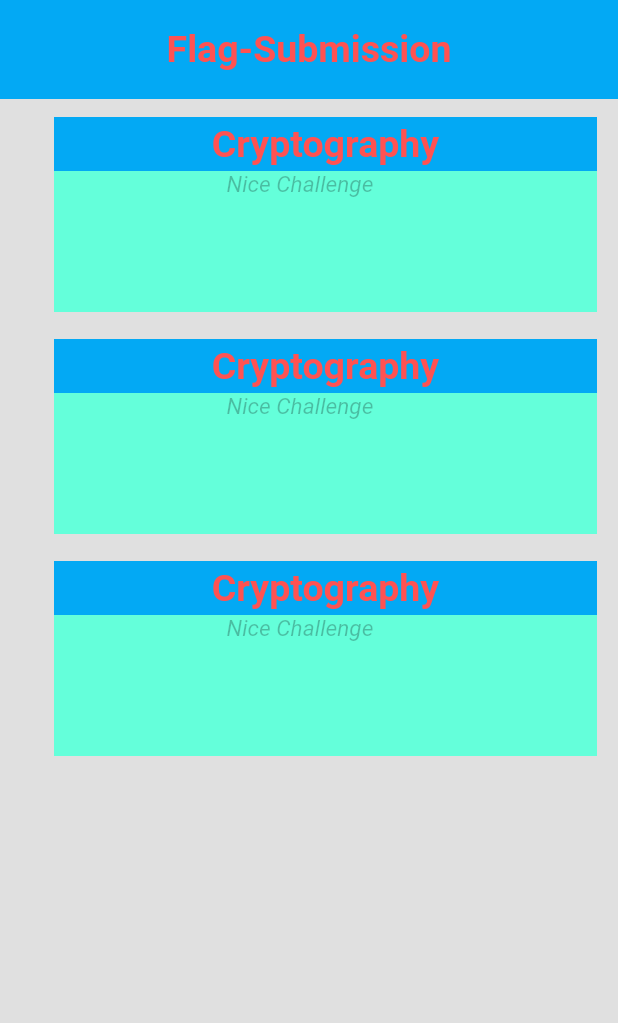
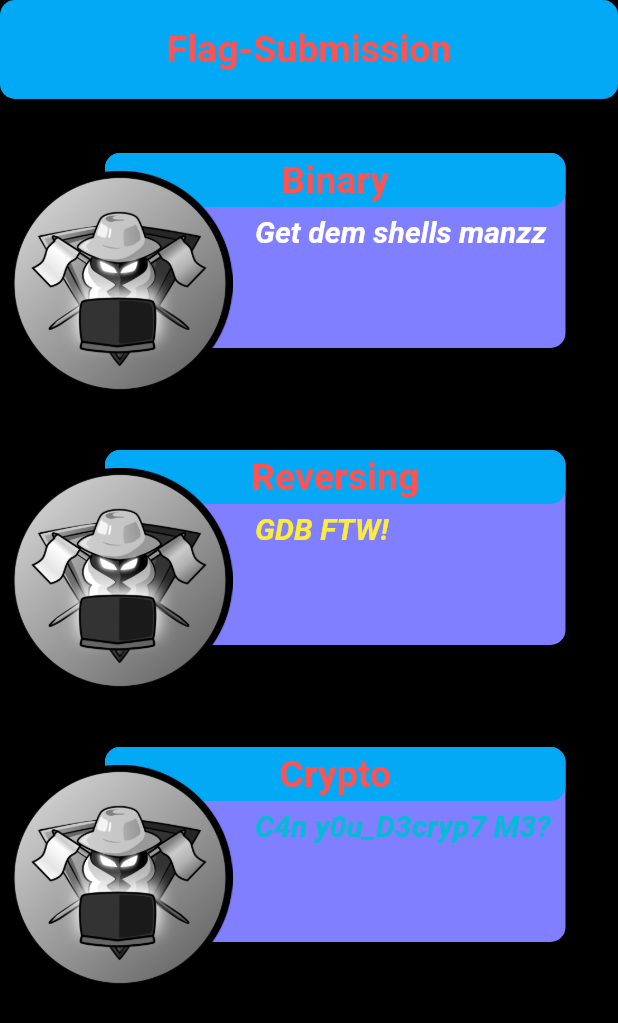
Before and after one commit to cExplr/Flutter_Apps, a Flutter app: the screen it shows after launch, on a phone screen of 412 x 824 dp. Shown: the top 1023 px of the screen. Run offline on Flutter 3.47's test engine with Material 2 defaults, Android fonts, the phone set to English and light mode, and no system bars.

Commit message:
Added categories card , thumbnailavatar and decription Not in list view yet though

```diff
--- /dev/null
+++ b/ctf_submit/lib/UI/ChallengeAvartar.dart
@@ -0,0 +1,25 @@
+import 'package:flutter/material.dart';
+
+class ChallengeAvatar extends StatelessWidget{
+  @override
+  Widget build(BuildContext context) {
+    // TODO: implement build
+
+    return new Container(
+
+      decoration: new BoxDecoration(
+
+          borderRadius: new BorderRadius.circular(10.0),
+
+      ),
+      margin: new EdgeInsets.only(top:48.0, left: 5.0),
+      child:
+        new Image(image: new AssetImage("images/offseclogo.png"),
+          width: 150.0,
+          height: 150.0,),
+
+
+    );
+  }
+
+}
--- a/ctf_submit/lib/UI/ChallengeBody.dart
+++ b/ctf_submit/lib/UI/ChallengeBody.dart
@@ -1,5 +1,7 @@
 import 'package:flutter/material.dart';
 import 'customBar.dart';
+import 'ChallengeAvartar.dart';
+
 class ChallengeBody extends StatelessWidget{
   @override
   Widget build(BuildContext context) {
@@ -7,7 +9,25 @@ class ChallengeBody extends StatelessWidget{
 
     return new Column(
      children: <Widget>[
-       new ChallengeRow(),new ChallengeRow(),new ChallengeRow(),
+       new ChallengeCard(
+           "Binary",
+           "Get dem shells manzz",
+           Colors.white
+       ),
+
+       new ChallengeCard(
+           "Reversing",
+           "GDB FTW!",
+           Colors.yellow
+       ),
+
+       new ChallengeCard(
+           "Crypto",
+           "C4n y0u_D3cryp7 M3?",
+           Colors.cyan
+       ),
+
+
      ],
     );
   }
@@ -15,35 +35,83 @@ class ChallengeBody extends StatelessWidget{
 }
 
 
-class ChallengeRow extends StatelessWidget{
+class ChallengeCard extends StatelessWidget{
+
+    /*
+    * Accepts arguments
+    *
+    * Card Title : String
+    *
+    * Challenge Description : String
+    *
+    * color : Color
+    *
+    */
+
+  final String title;
+  final String description;
+  final Color color;
+  ChallengeCard(this.title, this.description, this.color);
+
+
   @override
   Widget build(BuildContext context) {
     // TODO: implement build
 
-    return new Container(
-      height: 130.0,
-      color: Colors.tealAccent,
-      margin: const EdgeInsets.fromLTRB(36.0, 12.0, 14.0, 6.0),
-      child: new Column(
-        children: <Widget>[
-          new CustomBar("Cryptography", 36.0),
-          Row(
-            children: <Widget>[
+    return new Stack(
 
-              new SizedBox(width: 115.0,),
+      children: <Widget>[
 
-              new Text("Nice Challenge",
-              style: new TextStyle(
-                fontSize: 15.0,
-                fontStyle: FontStyle.italic,
-                color: Colors.black26
-              ),),
-                // CAN ADD CHALLENGE NAMES ,ETC
+        Container(
+            decoration: new BoxDecoration(
+                color: Color.fromRGBO(0x7f, 0x7f ,0xff, 40.0),
+                borderRadius: new BorderRadius.circular(10.0),
+                boxShadow: <BoxShadow>[
 
-            ],
-          )
-        ],
+                  new BoxShadow(
+                      color: Colors.black12,
+                      offset: new Offset(0.0, 35.0)
+                  )
+                ]
+            ),
+
+            height: 130.0,
+
+            margin: const EdgeInsets.fromLTRB(70.0, 36.0, 35.0, 6.0),
+            width: MediaQuery.of(context).size.width*0.9,
+            child: new Column(
+
+              children: <Widget>[
+                new CustomBar(title, 36.0),
+                Row(
+                  crossAxisAlignment: CrossAxisAlignment.start,
+                  children: <Widget>[
+
+                    new SizedBox(width: 100.0,),
+
+                    Expanded( // Needed for wrapping the text within the container itself
+                      child: Padding(
+
+                        padding: const EdgeInsets.fromLTRB(0.0, 5.0, 0.0, 5.0),
+                        child: Text(
+                            description,
+                            style: new TextStyle(
+                                fontSize: 20.0,
+                                fontStyle: FontStyle.italic,
+                                color: color,
+                                fontWeight: FontWeight.bold
+                            )
+                        )
+                      )
+                    )
+                  ]
+                )
+              ]
+            )
       ),
+
+      new ChallengeAvatar()
+      ],
     );
   }
 
--- a/ctf_submit/lib/UI/customBar.dart
+++ b/ctf_submit/lib/UI/customBar.dart
@@ -15,7 +15,9 @@ class CustomBar extends StatelessWidget{
     return new Container(
       height: barHeight,
       decoration: new BoxDecoration(
-        color: Colors.lightBlue
+          color: Colors.lightBlue,
+          borderRadius: new BorderRadius.circular(10.0),
+
       ),
       child: Center(
           child: new Text(
--- a/ctf_submit/lib/pages/challenges.dart
+++ b/ctf_submit/lib/pages/challenges.dart
@@ -18,21 +18,37 @@ class ChallengePageState extends State<ChallengePage>{
     // TODO: implement build
 
     return new Scaffold(
+
+
+
+
       backgroundColor: Colors.black12,
 
 //      appBar: new AppBar(
 //        backgroundColor: Colors.teal,
 //        title: new Text("CHALLENGES"),
 //      ),
+      body: Container(
+        child: new Stack(
+          fit: StackFit.expand,
+          children: <Widget>[
+          new Image(
+              image: new AssetImage(
+                "images/shellcode.png"),
+          color: Color.fromRGBO(0, 0, 0, 80.0),
+          colorBlendMode: BlendMode.darken,
+            fit: BoxFit.cover,
+          ),
 
-      body: new Column(
+          new Column(
+            children: <Widget>[
+            new  CustomBar("Flag-Submission",66.0),
+            new ChallengeBody()
+        ],
+      ),
+          ],
+        ),
 
-        children: <Widget>[
-          new  CustomBar("Flag-Submission",66.0),
-          new ChallengeBody()
-
-
-        ],
       ),
     );
   }
```
